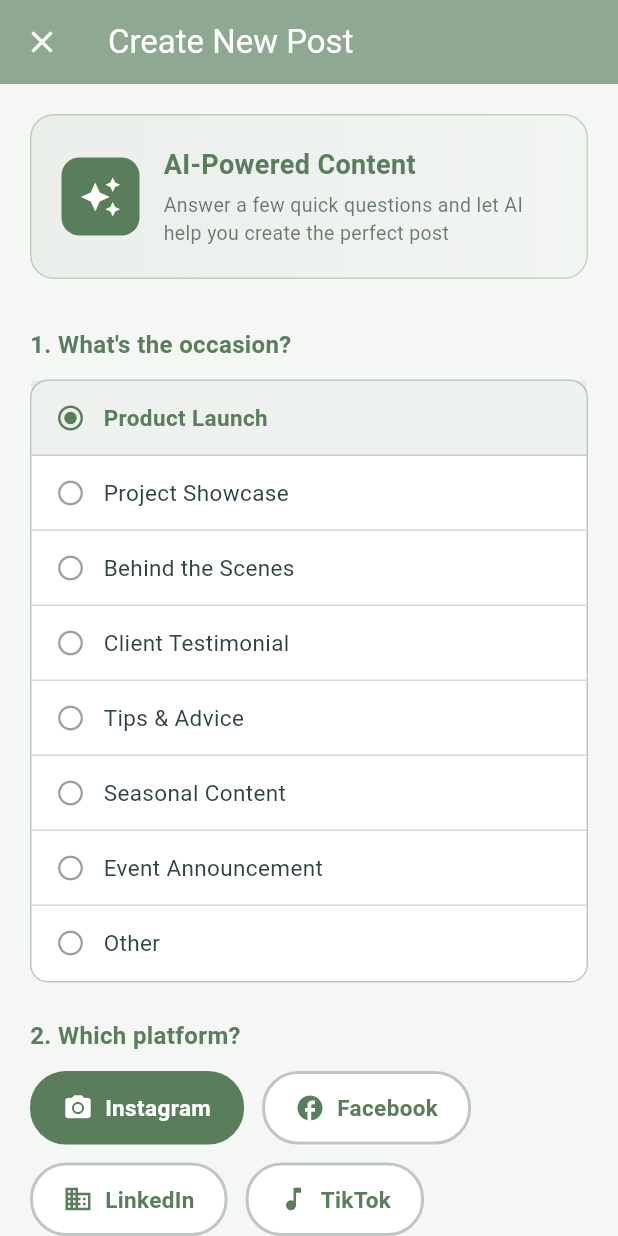
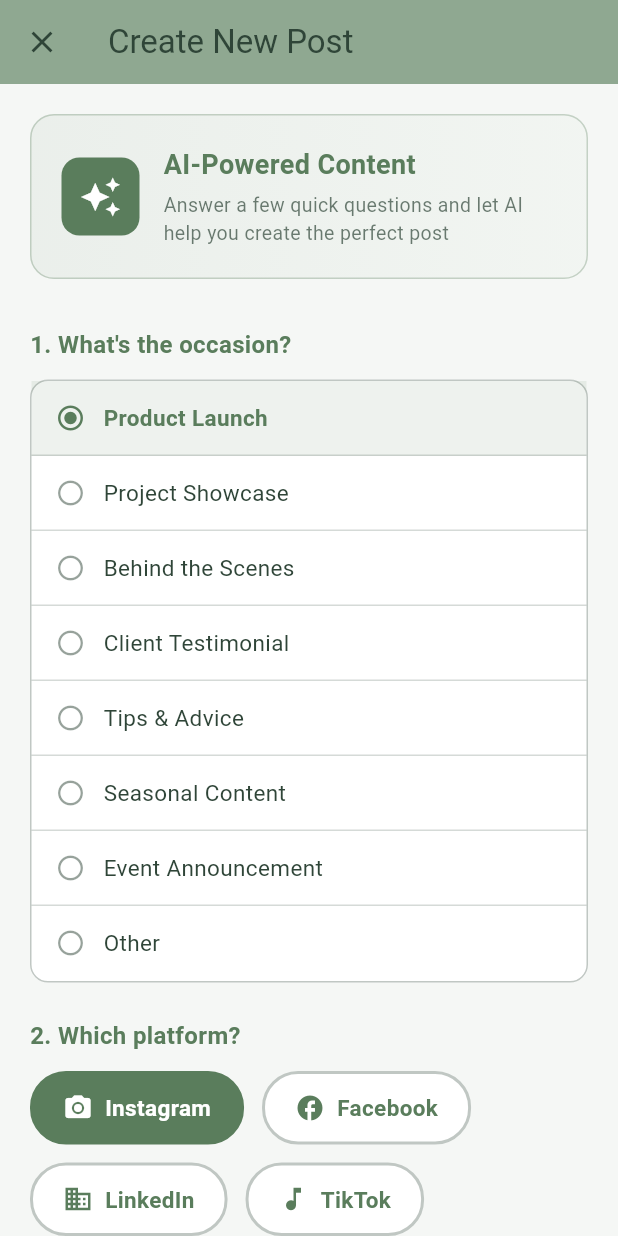
Before and after one commit to toshvarma/coco-app, a Flutter app: the screen it shows after launch, item 3 of the bottom bar chosen, on a phone screen of 412 x 824 dp. Run offline on Flutter 3.47's test engine with Material 3 defaults, Android fonts, the phone set to English and light mode, and no system bars; our stand-ins replace flutter_markdown, shared_preferences.

Commit message:
Fixed Colors

```diff
--- a/lib/presentation/screens/post_questionnaire_screen.dart
+++ b/lib/presentation/screens/post_questionnaire_screen.dart
@@ -56,7 +56,7 @@ class _PostQuestionnaireScreenState extends State<PostQuestionnaireScreen> {
         ),
         title: const Text('Create New Post'),
         backgroundColor: colorScheme.primaryContainer,
-        foregroundColor: colorScheme.onPrimaryContainer,
+        foregroundColor: colorScheme.onSecondaryContainer,
         elevation: 0,
       ),
       body: SingleChildScrollView(
```
